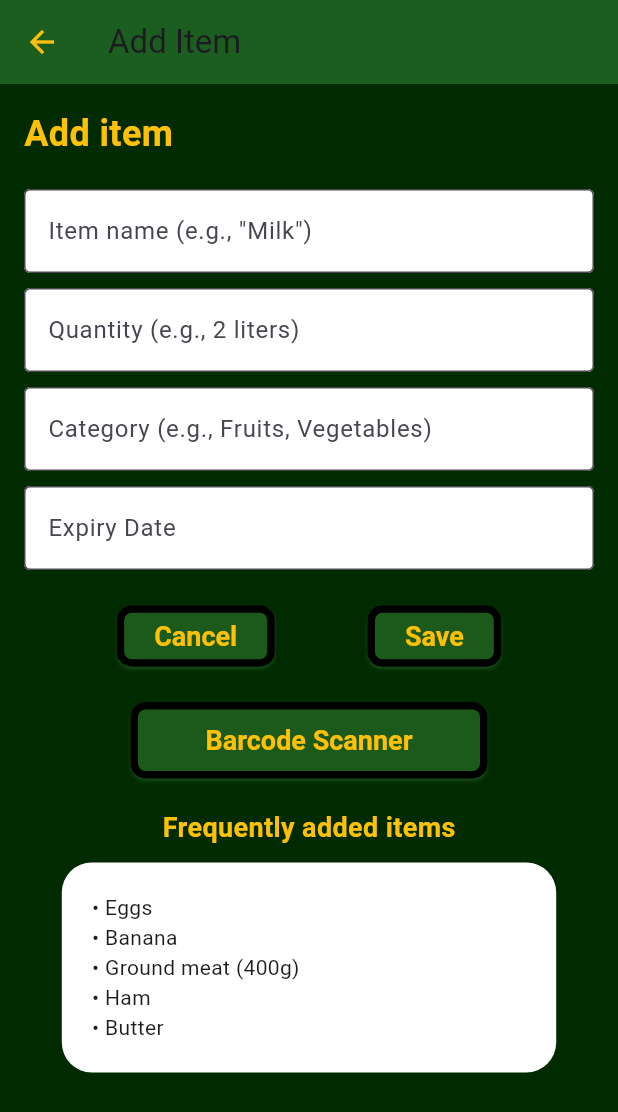
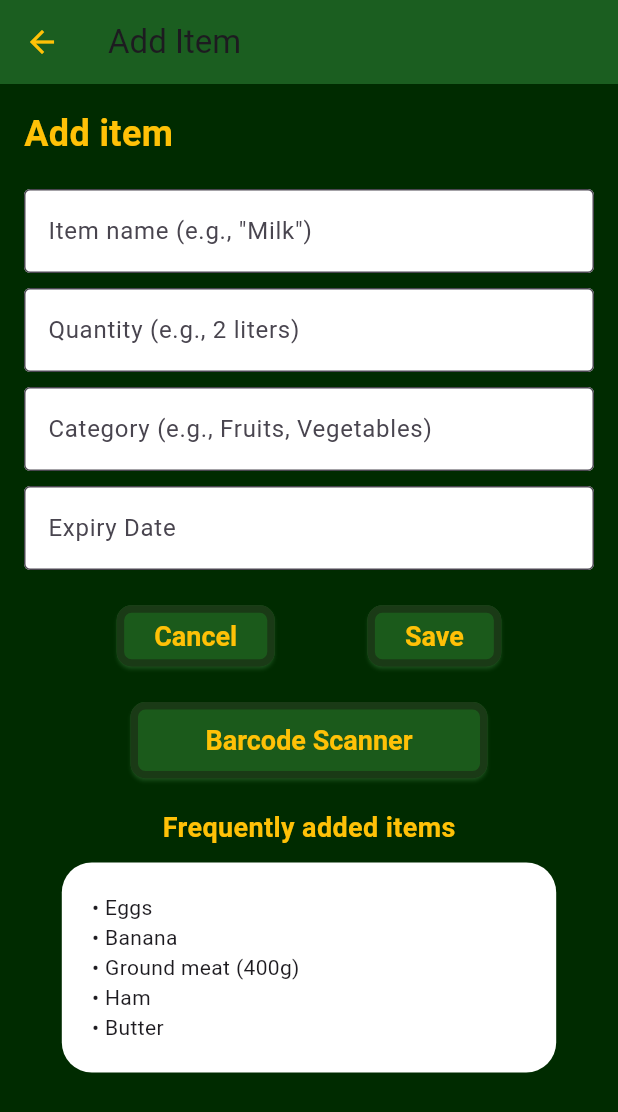
Before and after one commit to BananaMayo/PantryPal-project, a Flutter app: the AddItemScreen screen opened by its route, on a phone screen of 412 x 824 dp. Shown: the top 1112 px of the screen. Run offline on Flutter 3.47's test engine with Material 3 defaults, Android fonts, the phone set to English and light mode, and no system bars.

Commit message:
UI fixes for buttons in Add Item

```diff
--- a/lib/screens/add_item_screen.dart
+++ b/lib/screens/add_item_screen.dart
@@ -105,6 +105,7 @@ class AddItemScreen extends StatelessWidget {
                   style: ElevatedButton.styleFrom(
                     backgroundColor: Color(0xFF1B5A1B),
                     foregroundColor: Colors.amber,
+                    side: const BorderSide(width: 5, color: Color(0xFF1A3A16)),
                     padding: EdgeInsets.symmetric(horizontal: 25, vertical: 10),
                     textStyle: TextStyle(
                       fontSize: 18,
@@ -120,6 +121,7 @@ class AddItemScreen extends StatelessWidget {
                   style: ElevatedButton.styleFrom(
                     backgroundColor: Color(0xFF1B5A1B),
                     foregroundColor: Colors.amber,
+                    side: const BorderSide(width: 5, color: Color(0xFF1A3A16)),
                     padding: EdgeInsets.symmetric(horizontal: 25, vertical: 10),
                     textStyle: TextStyle(
                       fontSize: 18,
@@ -143,6 +145,7 @@ class AddItemScreen extends StatelessWidget {
                   style: ElevatedButton.styleFrom(
                     backgroundColor: Color(0xFF1B5A1B),
                     foregroundColor: Colors.amber,
+                    side: const BorderSide(width: 5, color: Color(0xFF1A3A16)),
                     padding: EdgeInsets.symmetric(horizontal: 50, vertical: 15),
                     textStyle: TextStyle(
                       fontSize: 18,
```
